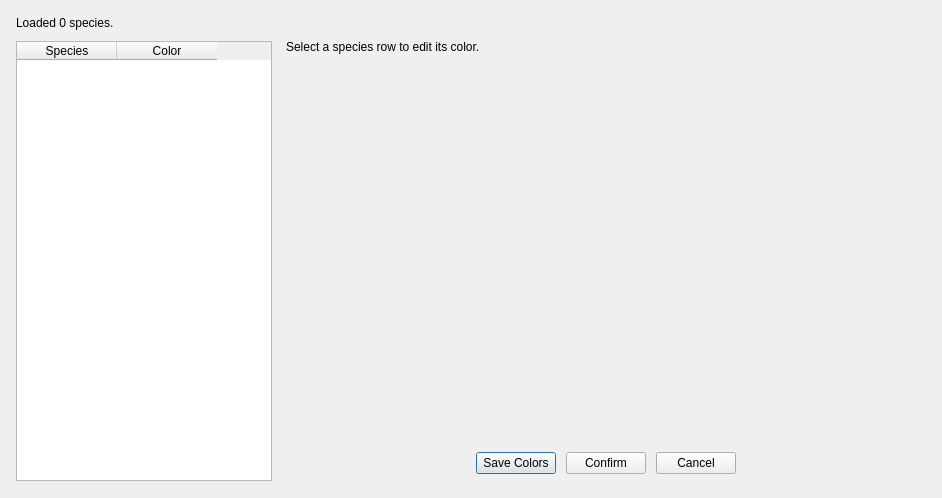
Above: src/ui/dialogs/species_color_dialog.ui from beubetMCTX/dpm_manager before the change. Below: the same form after it.
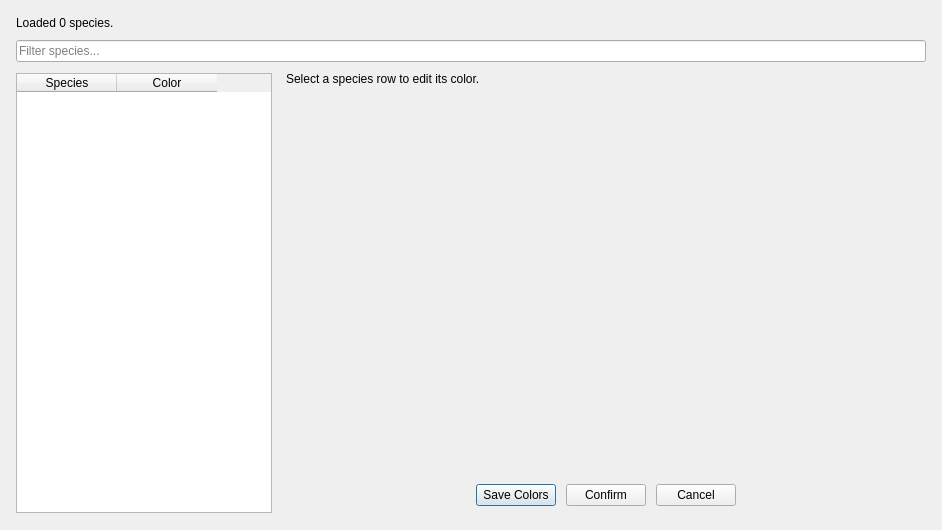
That is the form after the change.

Commit message: feat: add species and material filters

```diff
--- a/src/ui/dialogs/species_color_dialog.ui
+++ b/src/ui/dialogs/species_color_dialog.ui
@@ -42,6 +42,13 @@
      </property>
     </widget>
    </item>
+  <item>
+   <widget class="QLineEdit" name="speciesFilterEdit">
+    <property name="placeholderText">
+     <string>Filter species...</string>
+    </property>
+   </widget>
+  </item>
    <item>
     <layout class="QHBoxLayout" name="contentLayout" stretch="0,1">
      <property name="spacing">
```
Lines whose indentation alone changed are shown as unchanged. The commit also changes 7 other files.
